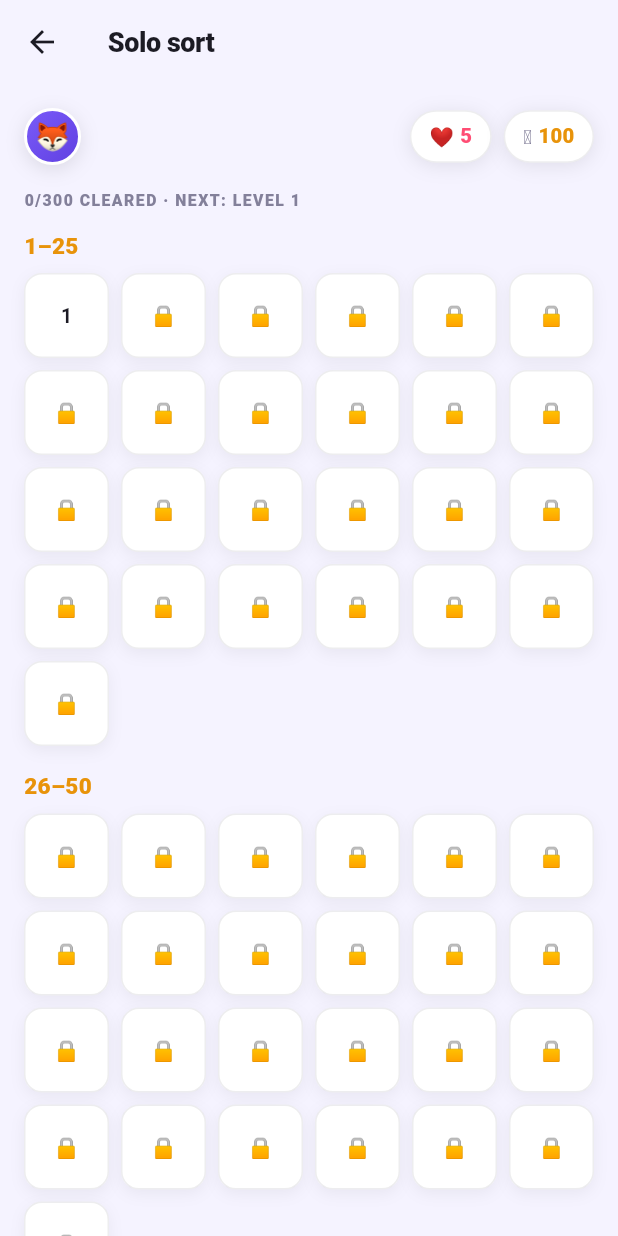
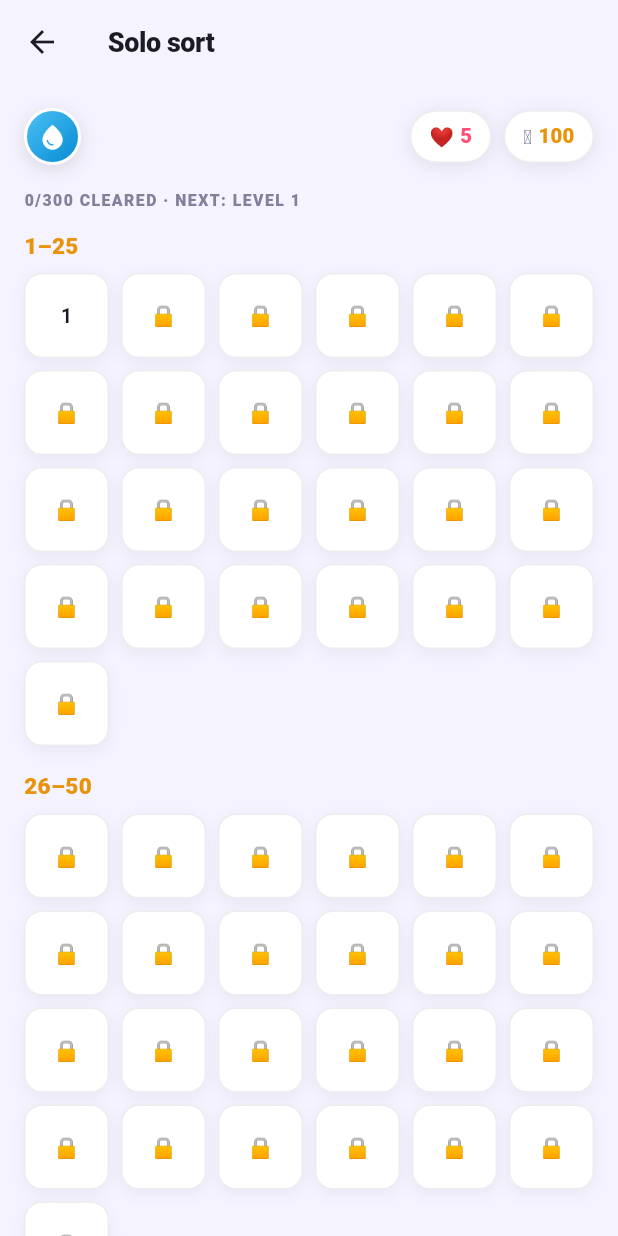
Before and after one commit to hamoodcode990/vialo, a Flutter app: the LevelSelectScreen screen opened directly, on a phone screen of 412 x 824 dp. Run offline on Flutter 3.47's test engine with Material 3 defaults, Android fonts, the light colour scheme and no system bars; our stand-ins replace flutter_riverpod, google_mobile_ads, shared_preferences; missing offline and left inert: purchases_flutter; accounts and stored records are empty.

Commit message:
Step 8: wire the 8 named avatars into the picker end-to-end
The 8 attached placeholder avatars (drop_blue, drop_pink, star_gold,
leaf_green, bolt_purple, flame_orange, moon_teal, heart_red) never
actually arrived in this session — searched the project tree, scratch
directory, and Downloads for the SVG/PNG files and found nothing. To
unblock the picker today rather than wait, built the same 8 concepts
as pure-Flutter vector glyphs (gradient circle + Material icon, no
image assets), matching the "flat icon-on-gradient-circle" style
described. Swapping in the real art later only means changing
AvatarGlyph's build() to an Image/SvgPicture — ids and picker UI
don't change.

Replaces the old 8 generic-animal-emoji avatar set (fox/cat/owl/...)
across cosmetics.dart, header_bar.dart (now takes an AvatarOption, not
a raw emoji string), and profile_screen.dart's picker grid. Default
avatarId updated from 'a1' to 'drop_blue'; avatarById()'s existing
fallback keeps any stale local save data on the first option rather
than crashing.

NEEDS FOLLOW-UP: please actually send the 8 SVG/PNG files (or point me
at where they already live) so the real placeholder art can replace
these stand-ins.

```diff
--- a/app/lib/profile/player_profile.dart
+++ b/app/lib/profile/player_profile.dart
@@ -48,7 +48,7 @@ class PlayerProfile {
 
   PlayerProfile({
     this.name = 'Player',
-    this.avatarId = 'a1',
+    this.avatarId = 'drop_blue',
     this.lives = lifeMax,
     int? livesUpdatedAt,
     this.coins = 100,
@@ -198,7 +198,7 @@ class PlayerProfile {
 
   factory PlayerProfile.fromJson(Map<String, dynamic> json) => PlayerProfile(
         name: json['name'] as String? ?? 'Player',
-        avatarId: json['avatarId'] as String? ?? 'a1',
+        avatarId: json['avatarId'] as String? ?? 'drop_blue',
         lives: json['lives'] as int? ?? lifeMax,
         livesUpdatedAt: json['livesUpdatedAt'] as int?,
         coins: json['coins'] as int? ?? 100,
--- a/app/lib/screens/home_screen.dart
+++ b/app/lib/screens/home_screen.dart
@@ -70,7 +70,7 @@ class _HomeScreenState extends ConsumerState<HomeScreen> with WidgetsBindingObse
             crossAxisAlignment: CrossAxisAlignment.stretch,
             children: [
               HeaderBar(
-                avatarEmoji: avatar.emoji,
+                avatar: avatar,
                 lives: profile.lives,
                 lifeMax: PlayerProfile.lifeMax,
                 countdownText: countdown,
--- a/app/lib/screens/level_select_screen.dart
+++ b/app/lib/screens/level_select_screen.dart
@@ -44,7 +44,7 @@ class LevelSelectScreen extends ConsumerWidget {
             crossAxisAlignment: CrossAxisAlignment.stretch,
             children: [
               HeaderBar(
-                avatarEmoji: avatar.emoji,
+                avatar: avatar,
                 lives: profile.lives,
                 lifeMax: 5,
                 coins: profile.coins,
--- a/app/lib/screens/mode_hub_screen.dart
+++ b/app/lib/screens/mode_hub_screen.dart
@@ -36,7 +36,7 @@ class ModeHubScreen extends ConsumerWidget {
             crossAxisAlignment: CrossAxisAlignment.stretch,
             children: [
               HeaderBar(
-                avatarEmoji: avatar.emoji,
+                avatar: avatar,
                 lives: profile.lives,
                 lifeMax: 5,
                 coins: profile.coins,
--- a/app/lib/screens/profile_screen.dart
+++ b/app/lib/screens/profile_screen.dart
@@ -70,7 +70,7 @@ class _ProfileScreenState extends ConsumerState<ProfileScreen> {
                         border: Border.all(color: profile.avatarId == a.id ? AppColors.violet : AppColors.edge, width: profile.avatarId == a.id ? 2 : 1),
                       ),
                       alignment: Alignment.center,
-                      child: Text(a.emoji, style: const TextStyle(fontSize: 26)),
+                      child: AvatarGlyph(avatar: a, size: 44, ring: false),
                     ),
                   ),
               ],
--- a/app/lib/theme/cosmetics.dart
+++ b/app/lib/theme/cosmetics.dart
@@ -1,21 +1,32 @@
-/// Avatar and background cosmetics, ported from decant.html's AVATARS and
-/// BGSKINS arrays — emoji avatars need no image assets, and backgrounds are
-/// a hue-rotate on the animated gradient rather than separate art.
+import 'package:flutter/material.dart';
+
+/// Avatar and background cosmetics.
+///
+/// Avatars: 8 functional placeholders (icon-on-gradient-circle), standing
+/// in for real hand-drawn art that hasn't been delivered into this repo
+/// yet — see AvatarGlyph below for the "why pure-Flutter, not image
+/// assets" note. Flag back once real SVG/PNG art exists; swapping it in
+/// only means changing AvatarGlyph's build() to an Image/SvgPicture, the
+/// ids and picker UI don't need to change.
+///
+/// Backgrounds are a hue-rotate on the animated gradient rather than
+/// separate art, ported from decant.html's BGSKINS array.
 class AvatarOption {
   final String id;
-  final String emoji;
-  const AvatarOption(this.id, this.emoji);
+  final IconData icon;
+  final List<Color> gradient;
+  const AvatarOption(this.id, this.icon, this.gradient);
 }
 
 const List<AvatarOption> kAvatars = [
-  AvatarOption('a1', '🦊'),
-  AvatarOption('a2', '🐱'),
-  AvatarOption('a3', '🦉'),
-  AvatarOption('a4', '🐢'),
-  AvatarOption('a5', '🦋'),
-  AvatarOption('a6', '🐝'),
-  AvatarOption('a7', '🐬'),
-  AvatarOption('a8', '🦄'),
+  AvatarOption('drop_blue', Icons.water_drop_rounded, [Color(0xFF4FC3F7), Color(0xFF0288D1)]),
+  AvatarOption('drop_pink', Icons.water_drop_rounded, [Color(0xFFFF8FB1), Color(0xFFE91E63)]),
+  AvatarOption('star_gold', Icons.star_rounded, [Color(0xFFFFD54F), Color(0xFFF9A825)]),
+  AvatarOption('leaf_green', Icons.eco_rounded, [Color(0xFF81C784), Color(0xFF2E7D32)]),
+  AvatarOption('bolt_purple', Icons.bolt_rounded, [Color(0xFFB39DDB), Color(0xFF673AB7)]),
+  AvatarOption('flame_orange', Icons.local_fire_department_rounded, [Color(0xFFFFB74D), Color(0xFFE65100)]),
+  AvatarOption('moon_teal', Icons.nightlight_round, [Color(0xFF80CBC4), Color(0xFF00695C)]),
+  AvatarOption('heart_red', Icons.favorite_rounded, [Color(0xFFEF9A9A), Color(0xFFC62828)]),
 ];
 
 AvatarOption avatarById(String id) =>
@@ -41,3 +52,29 @@ BackgroundSkin backgroundSkinById(String id) => kBackgroundSkins.firstWhere(
       (b) => b.id == id,
       orElse: () => kBackgroundSkins.first,
     );
+
+/// Icon-on-gradient-circle avatar rendering, shared by the header chip and
+/// the profile picker grid so both stay pixel-for-pixel consistent.
+class AvatarGlyph extends StatelessWidget {
+  final AvatarOption avatar;
+  final double size;
+  final bool ring;
+
+  const AvatarGlyph({super.key, required this.avatar, this.size = 38, this.ring = true});
+
+  @override
+  Widget build(BuildContext context) {
+    return Container(
+      width: size,
+      height: size,
+      alignment: Alignment.center,
+      decoration: BoxDecoration(
+        shape: BoxShape.circle,
+        border: ring ? Border.all(color: Colors.white, width: 2) : null,
+        gradient: LinearGradient(begin: Alignment.topLeft, end: Alignment.bottomRight, colors: avatar.gradient),
+        boxShadow: [BoxShadow(color: Colors.black.withValues(alpha: 0.12), blurRadius: 10, offset: const Offset(0, 3))],
+      ),
+      child: Icon(avatar.icon, size: size * 0.52, color: Colors.white),
+    );
+  }
+}
--- a/app/lib/widgets/header_bar.dart
+++ b/app/lib/widgets/header_bar.dart
@@ -1,12 +1,13 @@
 import 'package:flutter/material.dart';
 
 import '../theme/app_colors.dart';
+import '../theme/cosmetics.dart';
 import '../theme/spacing.dart';
 
 /// Avatar · lives (with countdown) · coins — shown on every non-gameplay
 /// screen. Port of decant.html's `headerBar()`.
 class HeaderBar extends StatelessWidget {
-  final String avatarEmoji;
+  final AvatarOption avatar;
   final int lives;
   final int lifeMax;
   final String? countdownText;
@@ -17,7 +18,7 @@ class HeaderBar extends StatelessWidget {
 
   const HeaderBar({
     super.key,
-    required this.avatarEmoji,
+    required this.avatar,
     required this.lives,
     required this.lifeMax,
     this.countdownText,
@@ -33,7 +34,7 @@ class HeaderBar extends StatelessWidget {
       padding: const EdgeInsets.only(bottom: AppSpacing.lg),
       child: Row(
         children: [
-          _AvatarButton(emoji: avatarEmoji, onTap: onAvatarTap),
+          GestureDetector(onTap: onAvatarTap, child: AvatarGlyph(avatar: avatar)),
           const Spacer(),
           _Pill(
             color: AppColors.life,
@@ -73,35 +74,6 @@ class HeaderBar extends StatelessWidget {
   }
 }
 
-class _AvatarButton extends StatelessWidget {
-  final String emoji;
-  final VoidCallback? onTap;
-  const _AvatarButton({required this.emoji, this.onTap});
-
-  @override
-  Widget build(BuildContext context) {
-    return GestureDetector(
-      onTap: onTap,
-      child: Container(
-        width: 38,
-        height: 38,
-        alignment: Alignment.center,
-        decoration: BoxDecoration(
-          shape: BoxShape.circle,
-          border: Border.all(color: Colors.white, width: 2),
-          gradient: const LinearGradient(
-            begin: Alignment.topLeft,
-            end: Alignment.bottomRight,
-            colors: [AppColors.violet, AppColors.violetd],
-          ),
-          boxShadow: [BoxShadow(color: AppColors.txt.withValues(alpha: 0.12), blurRadius: 10, offset: const Offset(0, 3))],
-        ),
-        child: Text(emoji, style: const TextStyle(fontSize: 18)),
-      ),
-    );
-  }
-}
-
 class _Pill extends StatelessWidget {
   final Color color;
   final Widget child;
```
